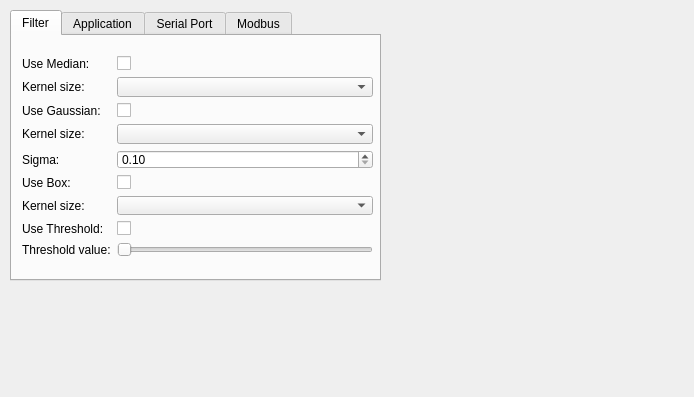
The window that filterapp/SettingsForm.ui (peppincsoda/stripe-filter-v2) describes before a commit, drawn with Qt 5.
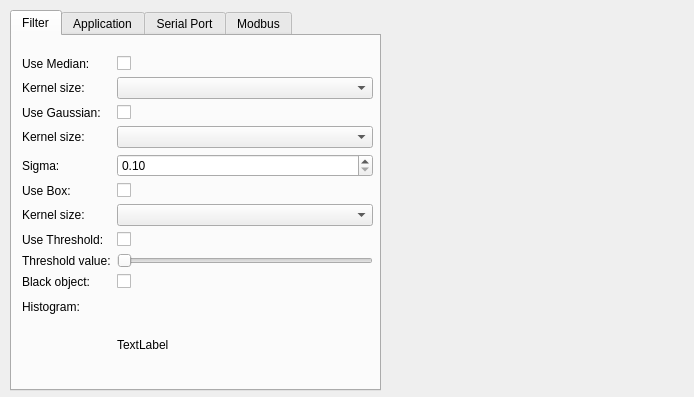
The same window after the commit.

Commit message: sfv2: Histogram display; Error handling of filter parameters; Black Object setting

Diff of the .ui file:
```diff
--- a/filterapp/SettingsForm.ui
+++ b/filterapp/SettingsForm.ui
@@ -19,7 +19,7 @@
      <x>10</x>
      <y>10</y>
      <width>371</width>
-     <height>271</height>
+     <height>381</height>
     </rect>
    </property>
    <property name="currentIndex">
@@ -35,7 +35,7 @@
        <x>10</x>
        <y>20</y>
        <width>351</width>
-       <height>201</height>
+       <height>331</height>
       </rect>
      </property>
      <layout class="QFormLayout" name="formLayout_2">
@@ -159,6 +159,46 @@
         </property>
        </widget>
       </item>
+      <item row="9" column="0">
+       <widget class="QLabel" name="label_20">
+        <property name="text">
+         <string>Black object:</string>
+        </property>
+       </widget>
+      </item>
+      <item row="9" column="1">
+       <widget class="QCheckBox" name="blackObjectCheckBox">
+        <property name="text">
+         <string/>
+        </property>
+       </widget>
+      </item>
+      <item row="10" column="0">
+       <widget class="QLabel" name="label_21">
+        <property name="text">
+         <string>Histogram:</string>
+        </property>
+       </widget>
+      </item>
+      <item row="10" column="1">
+       <widget class="QLabel" name="histogramLabel">
+        <property name="sizePolicy">
+         <sizepolicy hsizetype="Minimum" vsizetype="Minimum">
+          <horstretch>0</horstretch>
+          <verstretch>0</verstretch>
+         </sizepolicy>
+        </property>
+        <property name="minimumSize">
+         <size>
+          <width>256</width>
+          <height>100</height>
+         </size>
+        </property>
+        <property name="text">
+         <string>TextLabel</string>
+        </property>
+       </widget>
+      </item>
      </layout>
     </widget>
    </widget>
```
The commit also changes 9 other files.
